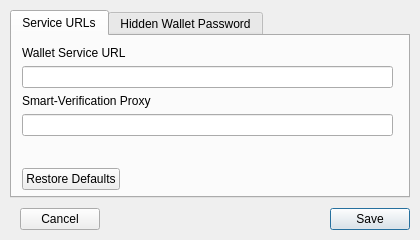
Qt form src/qt/ui/settingsdialog.ui (jonasschnelli/dbb-app) before a commit.
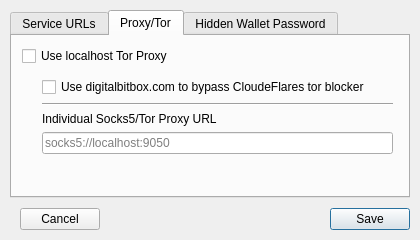
The same form after that commit. The open tabs and pages were chosen to show the change.

Commit message: Add very basic SOCK5 proxy support

```diff
--- a/src/qt/ui/settingsdialog.ui
+++ b/src/qt/ui/settingsdialog.ui
@@ -121,6 +121,93 @@
         </layout>
        </widget>
       </widget>
+      <widget class="QWidget" name="proxy">
+       <attribute name="title">
+        <string>Proxy/Tor</string>
+       </attribute>
+       <widget class="QWidget" name="verticalLayoutWidgetProxy">
+        <property name="geometry">
+         <rect>
+          <x>0</x>
+          <y>0</y>
+          <width>391</width>
+          <height>164</height>
+         </rect>
+        </property>
+        <layout class="QVBoxLayout" name="verticalLayoutProxy">
+         <property name="leftMargin">
+          <number>10</number>
+         </property>
+         <property name="topMargin">
+          <number>10</number>
+         </property>
+         <property name="rightMargin">
+          <number>10</number>
+         </property>
+         <property name="bottomMargin">
+          <number>10</number>
+         </property>
+         <item>
+          <widget class="QCheckBox" name="useDefaultProxy">
+           <property name="text">
+            <string>Use localhost Tor Proxy</string>
+           </property>
+          </widget>
+         </item>
+         <item>
+          <layout class="QVBoxLayout" name="verticalLayout_4">
+           <property name="leftMargin">
+            <number>20</number>
+           </property>
+           <property name="topMargin">
+            <number>5</number>
+           </property>
+           <item>
+            <widget class="QCheckBox" name="useDBBProxy">
+             <property name="text">
+              <string>Use digitalbitbox.com to bypass CloudeFlares tor blocker</string>
+             </property>
+            </widget>
+           </item>
+           <item>
+            <widget class="Line" name="lineSpacer">
+             <property name="orientation">
+              <enum>Qt::Horizontal</enum>
+             </property>
+            </widget>
+           </item>
+           <item>
+            <widget class="QLabel" name="Socks5ProxyLabel">
+             <property name="text">
+              <string>Individual Socks5/Tor Proxy URL</string>
+             </property>
+            </widget>
+           </item>
+           <item>
+            <widget class="QLineEdit" name="socks5ProxyURL">
+             <property name="placeholderText">
+              <string>socks5://localhost:9050</string>
+             </property>
+            </widget>
+           </item>
+          </layout>
+         </item>
+         <item>
+          <spacer name="verticalSpacerProxy">
+           <property name="orientation">
+            <enum>Qt::Vertical</enum>
+           </property>
+           <property name="sizeHint" stdset="0">
+            <size>
+             <width>20</width>
+             <height>40</height>
+            </size>
+           </property>
+          </spacer>
+         </item>
+        </layout>
+       </widget>
+      </widget>
       <widget class="QWidget" name="tabResetPW">
        <attribute name="title">
         <string>Hidden Wallet Password</string>
```
The commit also changes 12 other files.
